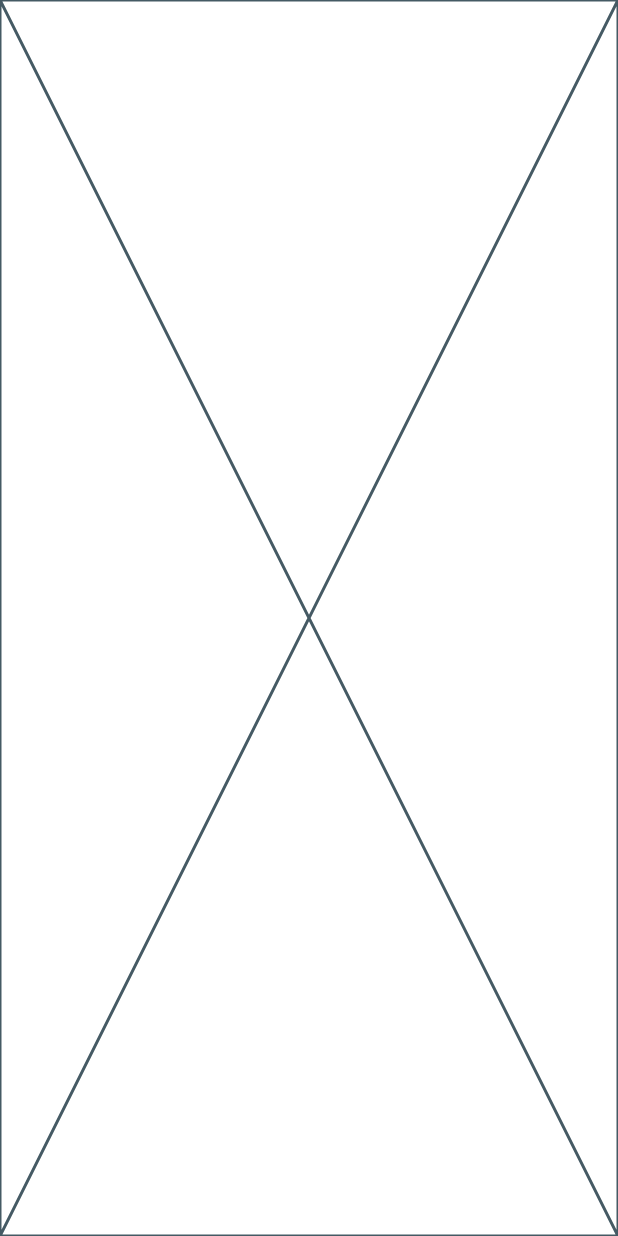
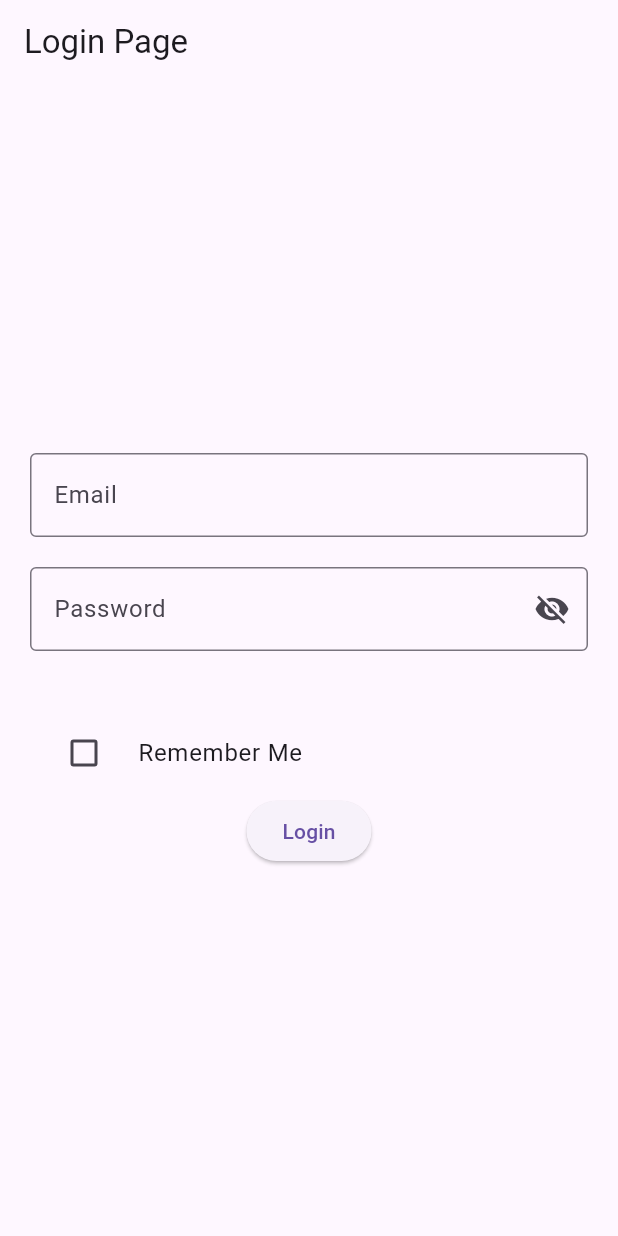
Before and after one commit to hafid-js/Flutter-GetX, a Flutter app: the screen it shows after launch, on a phone screen of 412 x 824 dp. Run offline on Flutter 3.47's test engine with Material 3 defaults, Android fonts, the phone set to English and light mode, and no system bars; our stand-ins replace get, get_storage; missing offline and left inert: dart:ffi.

```diff
--- /dev/null
+++ b/lib/controllers/authC.dart
@@ -0,0 +1,62 @@
+import 'package:get/get.dart';
+import 'package:get_storage/get_storage.dart';
+
+class AuthC extends GetxController {
+  var isAuth = false.obs;
+
+  Map<String, String> _dataUser = {
+    'email': 'admin@gmail.com',
+    'password': 'admin',
+  };
+
+  void dialogError(String msg) {
+    Get.defaultDialog(title: 'Terjadi Kesalahan', middleText: msg);
+  }
+
+  Future<void> autoLogin() async {
+    final box = GetStorage();
+    if (box.read("dataUser") != null) {
+      final data = box.read("dataUser") as Map<String, dynamic>;
+      login(data['email'], data['password'], data['rememberMe']);
+    }
+  }
+
+  void login(String email, String pass, bool rememberMe) async {
+    if (email != '' && pass != '') {
+      if (GetUtils.isEmail(email)) {
+        if (email == _dataUser['email'] && pass == _dataUser['password']) {
+          if (rememberMe) {
+            // simpan di storage menggunakan getstorage
+            final box = GetStorage();
+            box.write('dataUser', {
+              'email': email,
+              'password': pass,
+              "rememberMe": rememberMe,
+            });
+          } else {
+            final box = GetStorage();
+            if (box.read("dataUser") != null) {
+              box.erase();
+            }
+          }
+          isAuth.value = true;
+        } else {
+          dialogError("Email atau password salah.");
+        }
+      }
+    } else {
+      dialogError("Semua data input harus diisi.");
+    }
+  }
+
+  void logout(bool rememberMe) {
+    if (rememberMe == false) {
+      final box = GetStorage();
+      if (box.read("dataUser") != null) {
+        box.erase();
+      }
+    }
+
+    isAuth.value = false;
+  }
+}
--- /dev/null
+++ b/lib/controllers/loginC.dart
@@ -0,0 +1,32 @@
+import 'package:flutter/cupertino.dart';
+import 'package:get/get.dart';
+import 'package:get_storage/get_storage.dart';
+
+class LoginC extends GetxController {
+  var hidden = true.obs;
+  var rememberMe = false.obs;
+  late TextEditingController emailC;
+  late TextEditingController passC;
+
+  @override
+  void onInit() async {
+    emailC = TextEditingController();
+    passC = TextEditingController();
+     await GetStorage.init();
+    final box = GetStorage();
+    if (box.read("dataUser") != null) {
+      Map<String, dynamic> dataUser = box.read("dataUser");
+      emailC.text = dataUser['email'];
+      passC.text = dataUser['password'];
+      rememberMe.value = dataUser['rememberMe'];
+    }
+    super.onInit();
+  }
+
+  @override
+  void onClose() {
+    emailC.dispose();
+    passC.dispose();
+    super.onClose();
+  }
+}
--- a/lib/main.dart
+++ b/lib/main.dart
@@ -1,26 +1,39 @@
 import 'package:flutter/material.dart';
+import 'package:flutter_getx/controllers/authC.dart';
+import 'package:flutter_getx/controllers/loginC.dart';
+import 'package:flutter_getx/pages/home.dart';
+import 'package:flutter_getx/pages/login.dart';
+import 'package:flutter_getx/routes/app_page.dart';
 import 'package:get/get.dart';
+import 'package:get_storage/get_storage.dart';
 
-
-void main() {
+void main() async {
+  await GetStorage.init();
   runApp(MyApp());
 }
 
 class MyApp extends StatelessWidget {
+  final loginC = Get.put(LoginC());
+  final authC = Get.put(AuthC());
 
   @override
   Widget build(BuildContext context) {
-    return GetMaterialApp(
-      home: HomePage(),
+    return FutureBuilder(
+      future: authC.autoLogin(),
+      builder: (context, snapshot) {
+        if (snapshot.connectionState == ConnectionState.done) {
+          authC.autoLogin();
+          return Obx(
+            () => GetMaterialApp(
+              home: authC.isAuth.isTrue ? HomePage() : LoginPage(),
+              getPages: AppPage.pages,
+            ),
+          );
+        }
+        return MaterialApp(
+          home: Scaffold(body: Center(child: CircularProgressIndicator())),
+        );
+      },
     );
   }
 }
-
-class HomePage extends StatelessWidget {
-  const HomePage({super.key});
-
-  @override
-  Widget build(BuildContext context) {
-    return const Placeholder();
-  }
-}
--- /dev/null
+++ b/lib/pages/home.dart
@@ -0,0 +1,21 @@
+import 'dart:ffi';
+
+import 'package:flutter/material.dart';
+import 'package:flutter_getx/controllers/authC.dart';
+import 'package:flutter_getx/controllers/loginC.dart';
+import 'package:get/get.dart';
+
+class HomePage extends StatelessWidget {
+  final auth = Get.find<AuthC>();
+  final login = Get.find<LoginC>();
+  @override
+  Widget build(BuildContext context) {
+    return Scaffold(
+      appBar: AppBar(title: Text('Home Page')),
+      floatingActionButton: FloatingActionButton(
+        onPressed: () => auth.logout(login.rememberMe.value),
+        child: Icon(Icons.logout),
+      ),
+    );
+  }
+}
--- /dev/null
+++ b/lib/pages/login.dart
@@ -0,0 +1,66 @@
+import 'package:flutter/material.dart';
+import 'package:flutter_getx/controllers/authC.dart';
+import 'package:get/get.dart';
+import 'package:flutter_getx/controllers/loginC.dart';
+
+class LoginPage extends StatelessWidget {
+  final c = Get.find<LoginC>();
+  final auth = Get.find<AuthC>();
+
+  @override
+  Widget build(BuildContext context) {
+    return Scaffold(
+      appBar: AppBar(title: Text('Login Page')),
+      body: Padding(
+        padding: const EdgeInsets.all(20),
+        child: Column(
+          mainAxisAlignment: MainAxisAlignment.center,
+          children: [
+            TextField(
+              controller: c.emailC,
+              autocorrect: false,
+              decoration: InputDecoration(
+                labelText: 'Email',
+                border: OutlineInputBorder(),
+              ),
+            ),
+            SizedBox(height: 20),
+            Obx(
+              () => TextField(
+                controller: c.passC,
+                obscureText: c.hidden.value,
+                decoration: InputDecoration(
+                  labelText: 'Password',
+                  border: OutlineInputBorder(),
+                  suffixIcon: IconButton(
+                    icon: Icon(
+                      c.hidden.value ? Icons.visibility_off : Icons.visibility,
+                    ),
+                    onPressed: () {
+                      c.hidden.toggle();
+                    },
+                  ),
+                ),
+              ),
+            ),
+            SizedBox(height: 40),
+            Obx(
+              () => CheckboxListTile(
+                value: c.rememberMe.value,
+                onChanged: (value) {
+                  c.rememberMe.value = value ?? false;
+                },
+                title: Text('Remember Me'),
+                controlAffinity: ListTileControlAffinity.leading,
+              ),
+            ),
+            ElevatedButton(
+              onPressed: () => auth.login(c.emailC.text, c.passC.text, c.rememberMe.value),
+              child: Text('Login'),
+            ),
+          ],
+        ),
+      ),
+    );
+  }
+}
--- /dev/null
+++ b/lib/routes/app_page.dart
@@ -0,0 +1,17 @@
+import 'package:flutter_getx/pages/home.dart';
+import 'package:flutter_getx/pages/login.dart';
+import 'package:flutter_getx/routes/route_name.dart';
+import 'package:get/get.dart';
+
+class AppPage {
+  static final pages = [
+    GetPage(
+      name: RouteName.home,
+      page: () => HomePage(),
+    ),
+    GetPage(
+      name: RouteName.login,
+      page: () => LoginPage(),
+    ),
+  ];
+}
--- /dev/null
+++ b/lib/routes/route_name.dart
@@ -0,0 +1,4 @@
+abstract class RouteName {
+  static const home = '/home';
+  static const login = '/login';
+}
--- a/pubspec.yaml
+++ b/pubspec.yaml
@@ -31,7 +31,7 @@ dependencies:
   flutter:
     sdk: flutter
   get: ^4.7.2
-  shared_preferences: ^2.5.3
+  get_storage: ^2.1.1
 
   # The following adds the Cupertino Icons font to your application.
   # Use with the CupertinoIcons class for iOS style icons.
```
Also changed, not shown: pubspec.lock, 6 other files.
